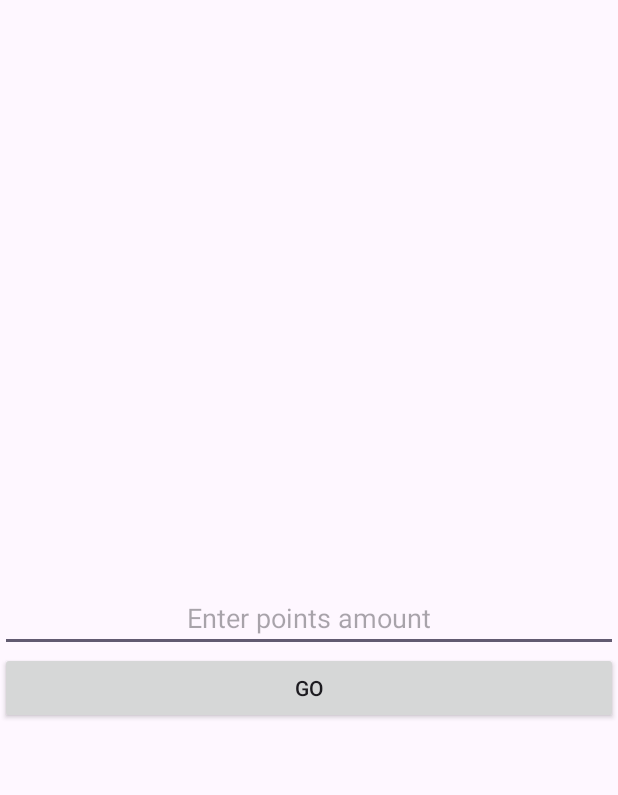
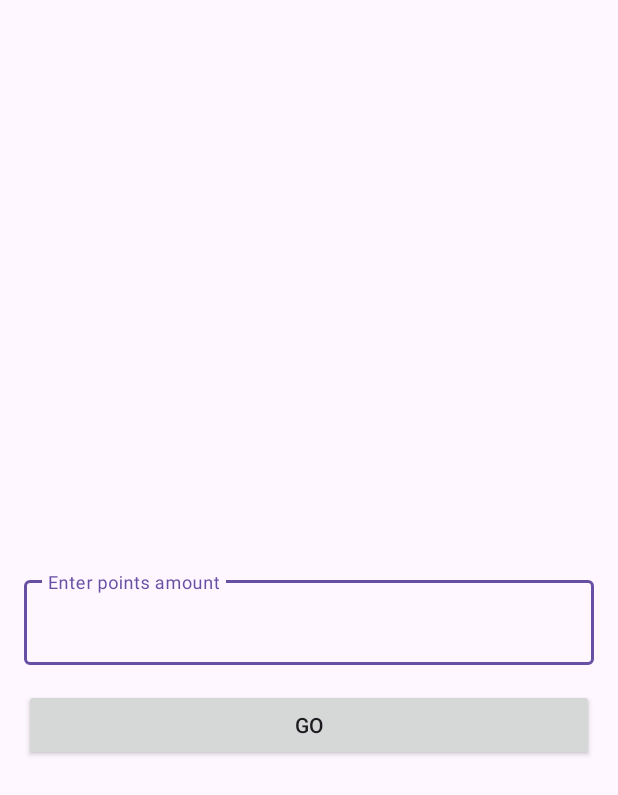
Before and after one commit to ANIKINKIRILL/TestTask, an Android app: the screen it shows after launch (TapYouMainActivity), on a phone screen of 412 x 824 dp. Shown: the top 795 px of the screen. Run offline under Robolectric (Android 15) with nearby library versions, the phone set to English and light mode, and no system bars; libraries missing offline, so code that uses them is left out: by.kirich1409.viewbindingdelegate, com.jakewharton.retrofit2; 1 statement that could not run was skipped.

Commit message:
Redesign fragment_tap_you_config.xml

```diff
--- a/app/src/main/java/com/anikinkirill/tapyou/presentation/chart/TapYouPointsChartFragment.kt
+++ b/app/src/main/java/com/anikinkirill/tapyou/presentation/chart/TapYouPointsChartFragment.kt
@@ -4,7 +4,6 @@ import android.os.Bundle
 import android.view.Gravity
 import android.view.View
 import android.widget.LinearLayout.LayoutParams
-import android.widget.TableLayout
 import android.widget.TableRow
 import android.widget.TextView
 import android.widget.Toast
--- a/app/src/main/res/layout/fragment_tap_you_config.xml
+++ b/app/src/main/res/layout/fragment_tap_you_config.xml
@@ -1,24 +1,32 @@
 <?xml version="1.0" encoding="utf-8"?>
 <androidx.constraintlayout.widget.ConstraintLayout xmlns:android="http://schemas.android.com/apk/res/android"
+    xmlns:app="http://schemas.android.com/apk/res-auto"
     android:layout_width="match_parent"
     android:layout_height="match_parent"
-    xmlns:app="http://schemas.android.com/apk/res-auto">
+    android:layout_margin="16dp">
 
-    <androidx.appcompat.widget.AppCompatEditText
-        android:id="@+id/pointsAmountEditText"
+    <com.google.android.material.textfield.TextInputLayout
+        android:id="@+id/pointsTextInputLayout"
         android:layout_width="match_parent"
         android:layout_height="wrap_content"
-        android:gravity="center"
-        android:hint="@string/point_amount_hint_text"
-        android:inputType="number"
         app:layout_constraintBottom_toBottomOf="parent"
-        app:layout_constraintTop_toTopOf="parent" />
+        app:layout_constraintTop_toTopOf="parent">
+
+        <androidx.appcompat.widget.AppCompatEditText
+            android:id="@+id/pointsAmountEditText"
+            android:layout_width="match_parent"
+            android:layout_height="match_parent"
+            android:hint="@string/point_amount_hint_text"
+            android:inputType="numberDecimal" />
+
+    </com.google.android.material.textfield.TextInputLayout>
 
     <androidx.appcompat.widget.AppCompatButton
         android:id="@+id/applyButton"
         android:layout_width="match_parent"
         android:layout_height="wrap_content"
+        android:layout_marginTop="16dp"
         android:text="@string/apply_button_text"
-        app:layout_constraintTop_toBottomOf="@id/pointsAmountEditText" />
+        app:layout_constraintTop_toBottomOf="@id/pointsTextInputLayout" />
 
 </androidx.constraintlayout.widget.ConstraintLayout>
```
